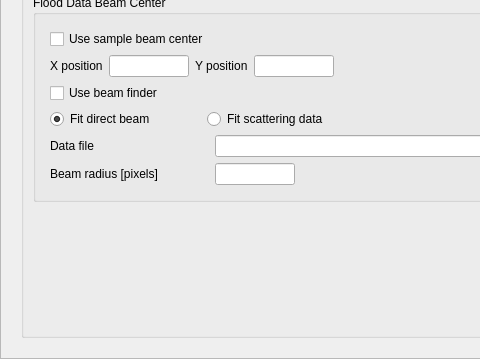
This is Code/Mantid/scripts/Interface/ui/sans/hfir_detector.ui in mantidproject/mantid as Qt 5 draws it before an edit; both pictures show x 0 to 480 and y 372 to 731 of the 1030 by 731 pixel window. The edited form follows.
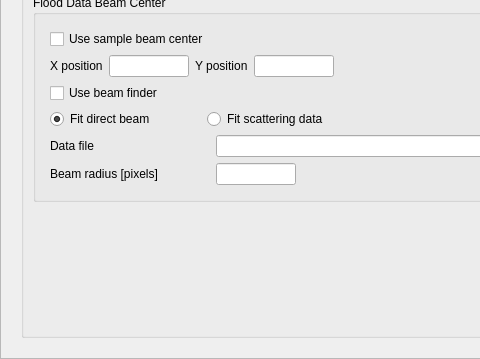
This is the edited form.

```diff
--- a/Code/Mantid/scripts/Interface/ui/sans/hfir_detector.ui
+++ b/Code/Mantid/scripts/Interface/ui/sans/hfir_detector.ui
@@ -1025,7 +1025,7 @@
                    </property>
                    <property name="minimumSize">
                     <size>
-                     <width>159</width>
+                     <width>160</width>
                      <height>0</height>
                     </size>
                    </property>
@@ -1121,7 +1121,7 @@
                    </property>
                    <property name="minimumSize">
                     <size>
-                     <width>159</width>
+                     <width>160</width>
                      <height>0</height>
                     </size>
                    </property>
```
